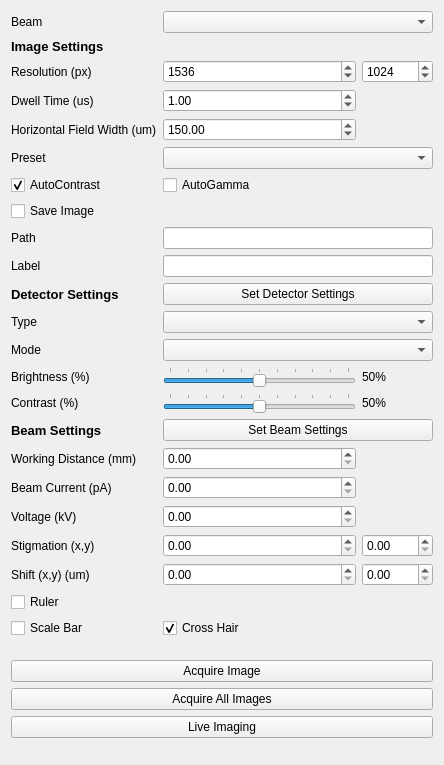
The window that fibsem/ui/qtdesigner_files/ImageSettingsWidget.ui (DeMarcoLab/fibsem) describes before a commit, drawn with Qt 5.
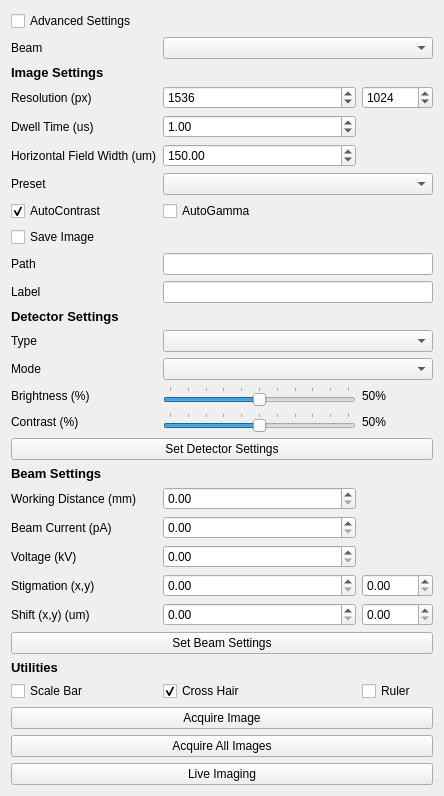
The same window after the commit.

Commit message:
V0.2 dev beginner mode (#301)
* img widget

* renaming

* img part 2

* patrick ui fixes

---------

Patch:
```diff
--- a/fibsem/ui/qtdesigner_files/ImageSettingsWidget.ui
+++ b/fibsem/ui/qtdesigner_files/ImageSettingsWidget.ui
@@ -14,35 +14,76 @@
    <string>Form</string>
   </property>
   <layout class="QGridLayout" name="gridLayout">
-   <item row="22" column="2">
-    <widget class="QDoubleSpinBox" name="shift_y">
-     <property name="maximum">
-      <double>1000.000000000000000</double>
-     </property>
-    </widget>
-   </item>
-   <item row="17" column="1" colspan="2">
-    <widget class="QPushButton" name="button_set_beam_settings">
-     <property name="text">
-      <string>Set Beam Settings</string>
-     </property>
-    </widget>
-   </item>
-   <item row="21" column="1">
-    <widget class="QDoubleSpinBox" name="stigmation_x">
-     <property name="maximum">
-      <double>1000.000000000000000</double>
-     </property>
-    </widget>
-   </item>
    <item row="13" column="0">
-    <widget class="QLabel" name="label_2">
+    <widget class="QLabel" name="label">
+     <property name="font">
+      <font>
+       <pointsize>10</pointsize>
+       <weight>75</weight>
+       <bold>true</bold>
+      </font>
+     </property>
      <property name="text">
-      <string>Type</string>
+      <string>Detector Settings</string>
      </property>
     </widget>
    </item>
-   <item row="2" column="0">
+   <item row="21" column="1">
+    <widget class="QDoubleSpinBox" name="beam_current">
+     <property name="maximum">
+      <double>1000.000000000000000</double>
+     </property>
+    </widget>
+   </item>
+   <item row="16" column="1">
+    <widget class="QSlider" name="detector_brightness_slider">
+     <property name="maximum">
+      <number>100</number>
+     </property>
+     <property name="sliderPosition">
+      <number>50</number>
+     </property>
+     <property name="orientation">
+      <enum>Qt::Horizontal</enum>
+     </property>
+     <property name="invertedAppearance">
+      <bool>false</bool>
+     </property>
+     <property name="tickPosition">
+      <enum>QSlider::TicksAbove</enum>
+     </property>
+     <property name="tickInterval">
+      <number>10</number>
+     </property>
+    </widget>
+   </item>
+   <item row="0" column="0">
+    <widget class="QCheckBox" name="checkBox_advanced_settings">
+     <property name="text">
+      <string>Advanced Settings</string>
+     </property>
+    </widget>
+   </item>
+   <item row="5" column="2">
+    <widget class="QSpinBox" name="spinBox_resolution_y">
+     <property name="minimum">
+      <number>1</number>
+     </property>
+     <property name="maximum">
+      <number>999999999</number>
+     </property>
+     <property name="value">
+      <number>1024</number>
+     </property>
+    </widget>
+   </item>
+   <item row="14" column="1" colspan="2">
+    <widget class="QComboBox" name="detector_type_combobox"/>
+   </item>
+   <item row="8" column="1" colspan="2">
+    <widget class="QComboBox" name="comboBox_presets"/>
+   </item>
+   <item row="3" column="0">
     <widget class="QLabel" name="label_title">
      <property name="font">
       <font>
@@ -56,7 +97,21 @@
      </property>
     </widget>
    </item>
-   <item row="23" column="1" colspan="2">
+   <item row="22" column="0">
+    <widget class="QLabel" name="label_beam_voltage">
+     <property name="text">
+      <string>Voltage (kV)</string>
+     </property>
+    </widget>
+   </item>
+   <item row="24" column="2">
+    <widget class="QDoubleSpinBox" name="shift_y">
+     <property name="maximum">
+      <double>1000.000000000000000</double>
+     </property>
+    </widget>
+   </item>
+   <item row="26" column="1" colspan="2">
     <widget class="QLabel" name="ion_ruler_label">
      <property name="text">
       <string/>
@@ -64,125 +119,112 @@
     </widget>
    </item>
    <item row="9" column="0">
-    <widget class="QCheckBox" name="checkBox_image_save_image">
+    <widget class="QCheckBox" name="checkBox_image_use_autocontrast">
      <property name="text">
-      <string>Save Image</string>
+      <string>AutoContrast</string>
      </property>
+     <property name="checked">
+      <bool>true</bool>
+     </property>
     </widget>
    </item>
-   <item row="19" column="1">
-    <widget class="QDoubleSpinBox" name="beam_current">
+   <item row="30" column="0" colspan="3">
+    <widget class="QPushButton" name="pushButton_take_all_images">
+     <property name="text">
+      <string>Acquire All Images</string>
+     </property>
+    </widget>
+   </item>
+   <item row="23" column="1">
+    <widget class="QDoubleSpinBox" name="stigmation_x">
      <property name="maximum">
       <double>1000.000000000000000</double>
      </property>
     </widget>
    </item>
+   <item row="27" column="1">
+    <widget class="QCheckBox" name="crosshair_checkbox">
+     <property name="text">
+      <string>Cross Hair</string>
+     </property>
+     <property name="checked">
+      <bool>true</bool>
+     </property>
+    </widget>
+   </item>
+   <item row="15" column="1" colspan="2">
+    <widget class="QComboBox" name="detector_mode_combobox"/>
+   </item>
+   <item row="6" column="1">
+    <widget class="QDoubleSpinBox" name="doubleSpinBox_image_dwell_time">
+     <property name="maximum">
+      <double>10000000000000.000000000000000</double>
+     </property>
+     <property name="singleStep">
+      <double>0.010000000000000</double>
+     </property>
+     <property name="value">
+      <double>1.000000000000000</double>
+     </property>
+    </widget>
+   </item>
+   <item row="16" column="0">
+    <widget class="QLabel" name="label_4">
+     <property name="text">
+      <string>Brightness (%)</string>
+     </property>
+    </widget>
+   </item>
    <item row="20" column="0">
-    <widget class="QLabel" name="label_10">
-     <property name="text">
-      <string>Voltage (kV)</string>
-     </property>
-    </widget>
-   </item>
-   <item row="18" column="0">
     <widget class="QLabel" name="label_7">
      <property name="text">
       <string>Working Distance (mm)</string>
      </property>
     </widget>
    </item>
+   <item row="9" column="1" colspan="2">
+    <widget class="QCheckBox" name="checkBox_image_use_autogamma">
+     <property name="text">
+      <string>AutoGamma</string>
+     </property>
+    </widget>
+   </item>
    <item row="12" column="0">
-    <widget class="QLabel" name="label">
-     <property name="font">
-      <font>
-       <pointsize>10</pointsize>
-       <weight>75</weight>
-       <bold>true</bold>
-      </font>
-     </property>
+    <widget class="QLabel" name="label_image_label">
      <property name="text">
-      <string>Detector Settings</string>
+      <string>Label</string>
      </property>
     </widget>
    </item>
    <item row="10" column="0">
-    <widget class="QLabel" name="label_image_save_path">
+    <widget class="QCheckBox" name="checkBox_image_save_image">
      <property name="text">
-      <string>Path</string>
+      <string>Save Image</string>
      </property>
     </widget>
    </item>
-   <item row="4" column="1">
-    <widget class="QSpinBox" name="spinBox_resolution_x">
-     <property name="minimum">
-      <number>1</number>
-     </property>
-     <property name="maximum">
-      <number>999999999</number>
-     </property>
-     <property name="value">
-      <number>1536</number>
-     </property>
-    </widget>
-   </item>
-   <item row="16" column="2">
-    <widget class="QLabel" name="detector_contrast_label">
-     <property name="text">
-      <string>50%</string>
-     </property>
-    </widget>
-   </item>
-   <item row="21" column="2">
+   <item row="23" column="2">
     <widget class="QDoubleSpinBox" name="stigmation_y">
      <property name="maximum">
       <double>1000.000000000000000</double>
      </property>
     </widget>
    </item>
-   <item row="5" column="1">
-    <widget class="QDoubleSpinBox" name="doubleSpinBox_image_dwell_time">
-     <property name="maximum">
-      <double>10000000000000.000000000000000</double>
-     </property>
-     <property name="singleStep">
-      <double>0.010000000000000</double>
-     </property>
-     <property name="value">
-      <double>1.000000000000000</double>
+   <item row="8" column="0">
+    <widget class="QLabel" name="label_presets">
+     <property name="text">
+      <string>Preset</string>
      </property>
     </widget>
    </item>
-   <item row="15" column="2">
-    <widget class="QLabel" name="detector_brightness_label">
+   <item row="17" column="2">
+    <widget class="QLabel" name="detector_contrast_label">
      <property name="text">
       <string>50%</string>
      </property>
     </widget>
    </item>
-   <item row="29" column="0" colspan="3">
-    <spacer name="verticalSpacer">
-     <property name="orientation">
-      <enum>Qt::Vertical</enum>
-     </property>
-     <property name="sizeHint" stdset="0">
-      <size>
-       <width>20</width>
-       <height>40</height>
-      </size>
-     </property>
-    </spacer>
-   </item>
-   <item row="12" column="1" colspan="2">
-    <widget class="QPushButton" name="set_detector_button">
-     <property name="text">
-      <string>Set Detector Settings</string>
-     </property>
-    </widget>
-   </item>
-   <item row="10" column="1" colspan="2">
-    <widget class="QLineEdit" name="lineEdit_image_path"/>
-   </item>
-   <item row="17" column="0">
+   <item row="19" column="0">
     <widget class="QLabel" name="label_6">
      <property name="font">
       <font>
@@ -196,77 +238,142 @@
      </property>
     </widget>
    </item>
-   <item row="26" column="0" colspan="3">
-    <widget class="QPushButton" name="pushButton_take_image">
+   <item row="5" column="1">
+    <widget class="QSpinBox" name="spinBox_resolution_x">
+     <property name="minimum">
+      <number>1</number>
+     </property>
+     <property name="maximum">
+      <number>999999999</number>
+     </property>
+     <property name="value">
+      <number>1536</number>
+     </property>
+    </widget>
+   </item>
+   <item row="7" column="0">
+    <widget class="QLabel" name="label_image_hfw">
      <property name="text">
-      <string>Acquire Image</string>
+      <string>Horizontal Field Width (um)</string>
+     </property>
+    </widget>
+   </item>
+   <item row="6" column="0">
+    <widget class="QLabel" name="label_image_dwell_time">
+     <property name="text">
+      <string>Dwell Time (us)</string>
+     </property>
+    </widget>
+   </item>
+   <item row="20" column="1">
+    <widget class="QDoubleSpinBox" name="working_distance">
+     <property name="maximum">
+      <double>1000.000000000000000</double>
+     </property>
+    </widget>
+   </item>
+   <item row="11" column="1" colspan="2">
+    <widget class="QLineEdit" name="lineEdit_image_path"/>
+   </item>
+   <item row="21" column="0">
+    <widget class="QLabel" name="label_9">
+     <property name="text">
+      <string>Beam Current (pA)</string>
+     </property>
+    </widget>
+   </item>
+   <item row="12" column="1" colspan="2">
+    <widget class="QLineEdit" name="lineEdit_image_label"/>
+   </item>
+   <item row="22" column="1">
+    <widget class="QDoubleSpinBox" name="beam_voltage">
+     <property name="maximum">
+      <double>100000.000000000000000</double>
+     </property>
+    </widget>
+   </item>
+   <item row="24" column="1">
+    <widget class="QDoubleSpinBox" name="shift_x">
+     <property name="maximum">
+      <double>1000.000000000000000</double>
+     </property>
+    </widget>
+   </item>
+   <item row="32" column="0" colspan="3">
+    <spacer name="verticalSpacer">
+     <property name="orientation">
+      <enum>Qt::Vertical</enum>
+     </property>
+     <property name="sizeHint" stdset="0">
+      <size>
+       <width>20</width>
+       <height>40</height>
+      </size>
+     </property>
+    </spacer>
+   </item>
+   <item row="11" column="0">
+    <widget class="QLabel" name="label_image_save_path">
+     <property name="text">
+      <string>Path</string>
      </property>
     </widget>
    </item>
    <item row="14" column="0">
     <widget class="QLabel" name="label_3">
      <property name="text">
-      <string>Mode</string>
+      <string>Type</string>
      </property>
     </widget>
    </item>
-   <item row="4" column="0">
+   <item row="5" column="0">
     <widget class="QLabel" name="label_image_resolution">
      <property name="text">
       <string>Resolution (px)</string>
      </property>
     </widget>
    </item>
-   <item row="22" column="0">
-    <widget class="QLabel" name="label_12">
+   <item row="16" column="2">
+    <widget class="QLabel" name="detector_brightness_label">
      <property name="text">
-      <string>Shift (x,y) (um)</string>
+      <string>50%</string>
      </property>
     </widget>
    </item>
-   <item row="24" column="0">
-    <widget class="QCheckBox" name="scalebar_checkbox">
+   <item row="31" column="0" colspan="3">
+    <widget class="QPushButton" name="pushButton_live_imaging">
      <property name="text">
-      <string>Scale Bar</string>
-     </property>
-    </widget>
-   </item>
-   <item row="21" column="0">
-    <widget class="QLabel" name="label_11">
-     <property name="text">
-      <string>Stigmation (x,y)</string>
-     </property>
-    </widget>
-   </item>
-   <item row="5" column="0">
-    <widget class="QLabel" name="label_image_dwell_time">
-     <property name="text">
-      <string>Dwell Time (us)</string>
-     </property>
-    </widget>
-   </item>
-   <item row="1" column="0">
-    <widget class="QLabel" name="label_8">
-     <property name="text">
-      <string>Beam</string>
+      <string>Live Imaging</string>
      </property>
     </widget>
    </item>
    <item row="15" column="0">
-    <widget class="QLabel" name="label_4">
+    <widget class="QLabel" name="label_detector_mode">
      <property name="text">
-      <string>Brightness (%)</string>
+      <string>Mode</string>
      </property>
     </widget>
    </item>
-   <item row="6" column="0">
-    <widget class="QLabel" name="label_image_hfw">
-     <property name="text">
-      <string>Horizontal Field Width (um)</string>
+   <item row="17" column="1">
+    <widget class="QSlider" name="detector_contrast_slider">
+     <property name="maximum">
+      <number>100</number>
      </property>
+     <property name="sliderPosition">
+      <number>50</number>
+     </property>
+     <property name="orientation">
+      <enum>Qt::Horizontal</enum>
+     </property>
+     <property name="tickPosition">
+      <enum>QSlider::TicksAbove</enum>
+     </property>
+     <property name="tickInterval">
+      <number>10</number>
+     </property>
     </widget>
    </item>
-   <item row="25" column="0" colspan="3">
+   <item row="28" column="0" colspan="3">
     <spacer name="verticalSpacer_2">
      <property name="orientation">
       <enum>Qt::Vertical</enum>
@@ -279,65 +386,45 @@
      </property>
     </spacer>
    </item>
-   <item row="13" column="1" colspan="2">
-    <widget class="QComboBox" name="detector_type_combobox"/>
+   <item row="23" column="0">
+    <widget class="QLabel" name="label_stigmation">
+     <property name="text">
+      <string>Stigmation (x,y)</string>
+     </property>
+    </widget>
    </item>
    <item row="1" column="1" colspan="2">
     <widget class="QComboBox" name="selected_beam"/>
    </item>
-   <item row="8" column="1" colspan="2">
-    <widget class="QCheckBox" name="checkBox_image_use_autogamma">
+   <item row="1" column="0">
+    <widget class="QLabel" name="label_8">
      <property name="text">
-      <string>AutoGamma</string>
+      <string>Beam</string>
      </property>
     </widget>
    </item>
-   <item row="14" column="1" colspan="2">
-    <widget class="QComboBox" name="detector_mode_combobox"/>
-   </item>
-   <item row="4" column="2">
-    <widget class="QSpinBox" name="spinBox_resolution_y">
-     <property name="minimum">
-      <number>1</number>
+   <item row="29" column="0" colspan="3">
+    <widget class="QPushButton" name="pushButton_take_image">
+     <property name="text">
+      <string>Acquire Image</string>
      </property>
-     <property name="maximum">
-      <number>999999999</number>
-     </property>
-     <property name="value">
-      <number>1024</number>
-     </property>
     </widget>
    </item>
-   <item row="7" column="0">
-    <widget class="QLabel" name="label_presets">
+   <item row="24" column="0">
+    <widget class="QLabel" name="label_shift">
      <property name="text">
-      <string>Preset</string>
+      <string>Shift (x,y) (um)</string>
      </property>
     </widget>
    </item>
-   <item row="15" column="1">
-    <widget class="QSlider" name="detector_brightness_slider">
-     <property name="maximum">
-      <number>100</number>
+   <item row="27" column="0">
+    <widget class="QCheckBox" name="scalebar_checkbox">
+     <property name="text">
+      <string>Scale Bar</string>
      </property>
-     <property name="sliderPosition">
-      <number>50</number>
-     </property>
-     <property name="orientation">
-      <enum>Qt::Horizontal</enum>
-     </property>
-     <property name="invertedAppearance">
-      <bool>false</bool>
-     </property>
-     <property name="tickPosition">
-      <enum>QSlider::TicksAbove</enum>
-     </property>
-     <property name="tickInterval">
-      <number>10</number>
-     </property>
     </widget>
    </item>
-   <item row="6" column="1">
+   <item row="7" column="1">
     <widget class="QDoubleSpinBox" name="doubleSpinBox_image_hfw">
      <property name="maximum">
       <double>100000000.000000000000000</double>
@@ -350,111 +437,45 @@
      </property>
     </widget>
    </item>
-   <item row="22" column="1">
-    <widget class="QDoubleSpinBox" name="shift_x">
-     <property name="maximum">
-      <double>1000.000000000000000</double>
-     </property>
-    </widget>
-   </item>
-   <item row="16" column="1">
-    <widget class="QSlider" name="detector_contrast_slider">
-     <property name="maximum">
-      <number>100</number>
-     </property>
-     <property name="sliderPosition">
-      <number>50</number>
-     </property>
-     <property name="orientation">
-      <enum>Qt::Horizontal</enum>
-     </property>
-     <property name="tickPosition">
-      <enum>QSlider::TicksAbove</enum>
-     </property>
-     <property name="tickInterval">
-      <number>10</number>
-     </property>
-    </widget>
-   </item>
-   <item row="27" column="0" colspan="3">
-    <widget class="QPushButton" name="pushButton_take_all_images">
-     <property name="text">
-      <string>Acquire All Images</string>
-     </property>
-    </widget>
-   </item>
-   <item row="8" column="0">
-    <widget class="QCheckBox" name="checkBox_image_use_autocontrast">
-     <property name="text">
-      <string>AutoContrast</string>
-     </property>
-     <property name="checked">
-      <bool>true</bool>
-     </property>
-    </widget>
-   </item>
-   <item row="7" column="1" colspan="2">
-    <widget class="QComboBox" name="comboBox_presets"/>
-   </item>
-   <item row="16" column="0">
+   <item row="17" column="0">
     <widget class="QLabel" name="label_5">
      <property name="text">
       <string>Contrast (%)</string>
      </property>
     </widget>
    </item>
-   <item row="19" column="0">
-    <widget class="QLabel" name="label_9">
-     <property name="text">
-      <string>Beam Current (pA)</string>
-     </property>
-    </widget>
-   </item>
-   <item row="11" column="0">
-    <widget class="QLabel" name="label_image_label">
-     <property name="text">
-      <string>Label</string>
-     </property>
-    </widget>
-   </item>
-   <item row="23" column="0">
+   <item row="27" column="2">
     <widget class="QCheckBox" name="ion_ruler_checkBox">
      <property name="text">
       <string>Ruler </string>
      </property>
     </widget>
    </item>
-   <item row="20" column="1">
-    <widget class="QDoubleSpinBox" name="beam_voltage">
-     <property name="maximum">
-      <double>100000.000000000000000</double>
+   <item row="18" column="0" colspan="3">
+    <widget class="QPushButton" name="set_detector_button">
+     <property name="text">
+      <string>Set Detector Settings</string>
      </property>
     </widget>
    </item>
-   <item row="24" column="1">
-    <widget class="QCheckBox" name="crosshair_checkbox">
+   <item row="25" column="0" colspan="3">
+    <widget class="QPushButton" name="button_set_beam_settings">
      <property name="text">
-      <string>Cross Hair</string>
+      <string>Set Beam Settings</string>
      </property>
-     <property name="checked">
-      <bool>true</bool>
-     </property>
     </widget>
    </item>
-   <item row="18" column="1">
-    <widget class="QDoubleSpinBox" name="working_distance">
-     <property name="maximum">
-      <double>1000.000000000000000</double>
+   <item row="26" column="0">
+    <widget class="QLabel" name="label_2">
+     <property name="font">
+      <font>
+       <pointsize>10</pointsize>
+       <weight>75</weight>
+       <bold>true</bold>
+      </font>
      </property>
-    </widget>
-   </item>
-   <item row="11" column="1" colspan="2">
-    <widget class="QLineEdit" name="lineEdit_image_label"/>
-   </item>
-   <item row="28" column="0" colspan="3">
-    <widget class="QPushButton" name="pushButton_live_imaging">
      <property name="text">
-      <string>Live Imaging</string>
+      <string>Utilities</string>
      </property>
     </widget>
    </item>
```
Left out of the diff: 5 changed lines with no effect on the pictures. The commit also changes 3 other files.
